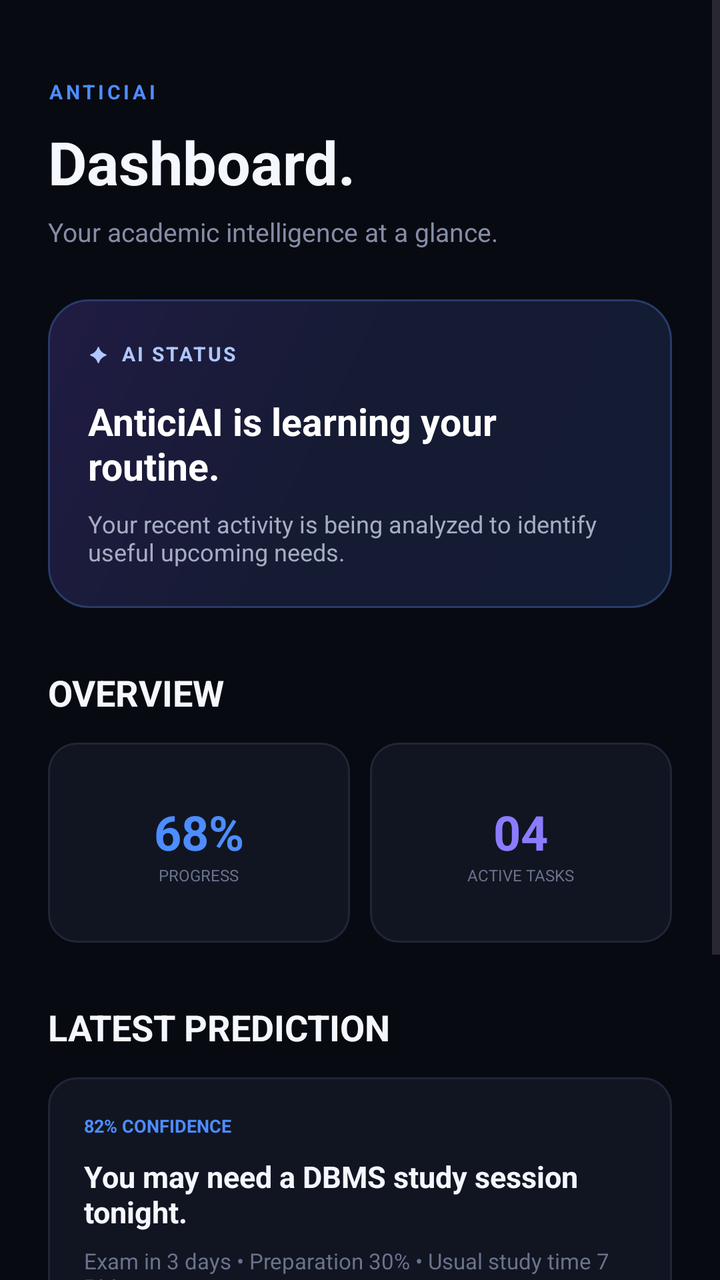
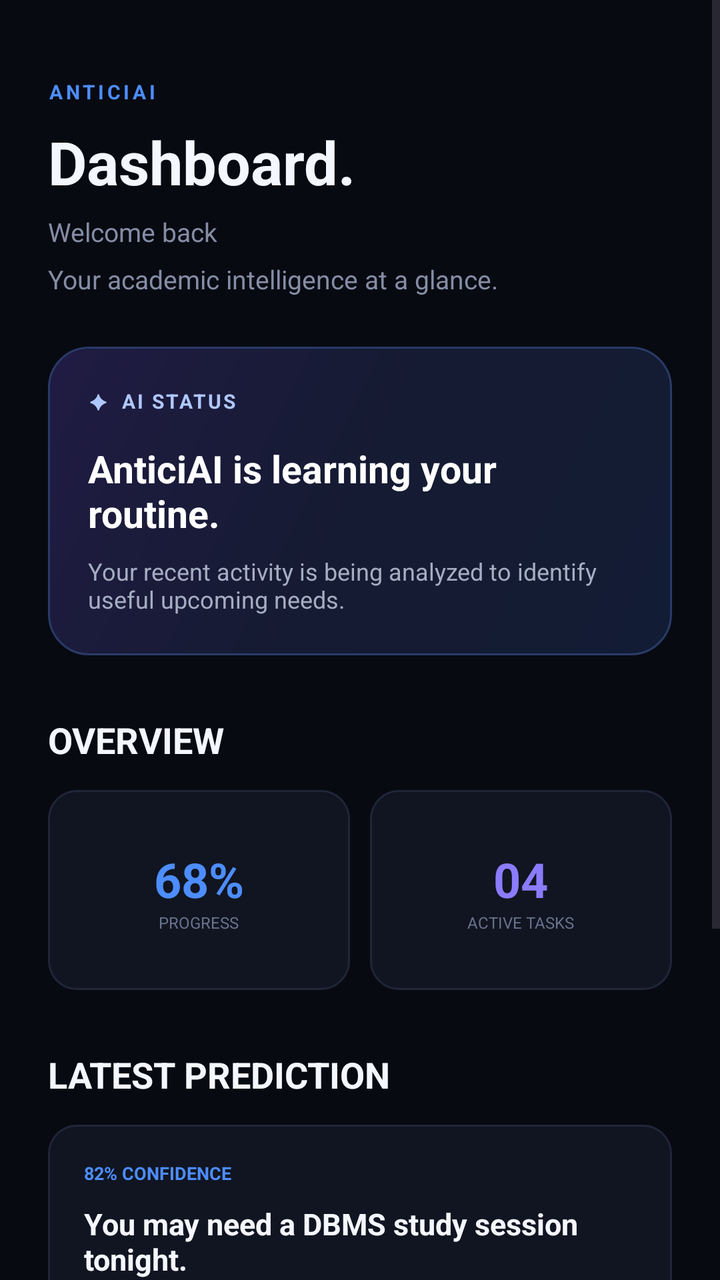

Two renders of the same Android screen: before a commit and after it. Below are the layout's source before the change and the commit's diff.
<!-- AndroidManifest.xml: application theme Theme.AnticiAI -->
<!-- res/layout/fragment_dashboard.xml -->
<?xml version="1.0" encoding="utf-8"?>
<ScrollView
    xmlns:android="http://schemas.android.com/apk/res/android"
    android:layout_width="match_parent"
    android:layout_height="match_parent"
    android:background="#080A12"
    android:fillViewport="true">

    <LinearLayout
        android:layout_width="match_parent"
        android:layout_height="wrap_content"
        android:orientation="vertical"
        android:padding="24dp">

        <TextView
            android:layout_width="wrap_content"
            android:layout_height="wrap_content"
            android:layout_marginTop="15dp"
            android:letterSpacing="0.15"
            android:text="ANTICIAI"
            android:textColor="#4D8DFF"
            android:textSize="10sp"
            android:textStyle="bold" />

        <TextView
            android:layout_width="wrap_content"
            android:layout_height="wrap_content"
            android:layout_marginTop="8dp"
            android:text="Dashboard."
            android:textColor="#F5F7FF"
            android:textSize="30sp"
            android:textStyle="bold" />

        <TextView
            android:layout_width="match_parent"
            android:layout_height="wrap_content"
            android:layout_marginTop="6dp"
            android:text="Your academic intelligence at a glance."
            android:textColor="#858DA5"
            android:textSize="13sp" />


        

        <LinearLayout
            android:layout_width="match_parent"
            android:layout_height="wrap_content"
            android:layout_marginTop="25dp"
            android:background="@drawable/bg_prediction_card"
            android:orientation="vertical"
            android:padding="20dp">

            <TextView
                android:layout_width="wrap_content"
                android:layout_height="wrap_content"
                android:letterSpacing="0.1"
                android:text="✦  AI STATUS"
                android:textColor="#AFC7FF"
                android:textSize="10sp"
                android:textStyle="bold" />

            <TextView
                android:layout_width="match_parent"
                android:layout_height="wrap_content"
                android:layout_marginTop="14dp"
                android:text="AnticiAI is learning your routine."
                android:textColor="#FFFFFF"
                android:textSize="19sp"
                android:textStyle="bold" />

            <TextView
                android:layout_width="match_parent"
                android:layout_height="wrap_content"
                android:layout_marginTop="8dp"
                android:text="Your recent activity is being analyzed to identify useful upcoming needs."
                android:textColor="#A5ADC2"
                android:textSize="12sp" />

        </LinearLayout>


        

        <TextView
            android:layout_width="wrap_content"
            android:layout_height="wrap_content"
            android:layout_marginTop="30dp"
            android:text="OVERVIEW"
            android:textColor="#F5F7FF"
            android:textSize="18sp"
            android:textStyle="bold" />

        <LinearLayout
            android:layout_width="match_parent"
            android:layout_height="100dp"
            android:layout_marginTop="13dp"
            android:orientation="horizontal">

            <LinearLayout
                android:layout_width="0dp"
                android:layout_height="match_parent"
                android:layout_weight="1"
                android:background="@drawable/bg_main_card"
                android:gravity="center"
                android:orientation="vertical">

                <TextView
                    android:layout_width="wrap_content"
                    android:layout_height="wrap_content"
                    android:text="68%"
                    android:textColor="#4D8DFF"
                    android:textSize="24sp"
                    android:textStyle="bold" />

                <TextView
                    android:layout_width="wrap_content"
                    android:layout_height="wrap_content"
                    android:text="PROGRESS"
                    android:textColor="#69738D"
                    android:textSize="8sp" />

            </LinearLayout>

            <Space
                android:layout_width="10dp"
                android:layout_height="1dp" />

            <LinearLayout
                android:layout_width="0dp"
                android:layout_height="match_parent"
                android:layout_weight="1"
                android:background="@drawable/bg_main_card"
                android:gravity="center"
                android:orientation="vertical">

                <TextView
                    android:layout_width="wrap_content"
                    android:layout_height="wrap_content"
                    android:text="04"
                    android:textColor="#8B7CFF"
                    android:textSize="24sp"
                    android:textStyle="bold" />

                <TextView
                    android:layout_width="wrap_content"
                    android:layout_height="wrap_content"
                    android:text="ACTIVE TASKS"
                    android:textColor="#69738D"
                    android:textSize="8sp" />

            </LinearLayout>

        </LinearLayout>


        

        <TextView
            android:layout_width="wrap_content"
            android:layout_height="wrap_content"
            android:layout_marginTop="30dp"
            android:text="LATEST PREDICTION"
            android:textColor="#F5F7FF"
            android:textSize="18sp"
            android:textStyle="bold" />

        <LinearLayout
            android:layout_width="match_parent"
            android:layout_height="wrap_content"
            android:layout_marginTop="13dp"
            android:background="@drawable/bg_main_card"
            android:orientation="vertical"
            android:padding="18dp">

            <TextView
                android:layout_width="wrap_content"
                android:layout_height="wrap_content"
                android:text="82% CONFIDENCE"
                android:textColor="#4D8DFF"
                android:textSize="9sp"
                android:textStyle="bold" />

            <TextView
                android:layout_width="match_parent"
                android:layout_height="wrap_content"
                android:layout_marginTop="9dp"
                android:text="You may need a DBMS study session tonight."
                android:textColor="#F5F7FF"
                android:textSize="15sp"
                android:textStyle="bold" />

            <TextView
                android:layout_width="match_parent"
                android:layout_height="wrap_content"
                android:layout_marginTop="7dp"
                android:text="Exam in 3 days • Preparation 30% • Usual study time 7 PM"
                android:textColor="#69738D"
                android:textSize="11sp" />

        </LinearLayout>


        

        <TextView
            android:layout_width="wrap_content"
            android:layout_height="wrap_content"
            android:layout_marginTop="30dp"
            android:text="TODAY"
            android:textColor="#F5F7FF"
            android:textSize="18sp"
            android:textStyle="bold" />

        <LinearLayout
            android:layout_width="match_parent"
            android:layout_height="wrap_content"
            android:layout_marginTop="13dp"
            android:background="@drawable/bg_main_card"
            android:orientation="vertical"
            android:padding="18dp">

            <TextView
                android:layout_width="wrap_content"
                android:layout_height="wrap_content"
                android:text="10:30 AM  •  Data Structures"
                android:textColor="#F5F7FF"
                android:textSize="14sp"
                android:textStyle="bold" />

            <TextView
                android:layout_width="wrap_content"
                android:layout_height="wrap_content"
                android:layout_marginTop="7dp"
                android:text="02:00 PM  •  Java Programming"
                android:textColor="#69738D"
                android:textSize="11sp" />

            <TextView
                android:layout_width="wrap_content"
                android:layout_height="wrap_content"
                android:layout_marginTop="7dp"
                android:text="07:00 PM  •  Suggested DBMS Study"
                android:textColor="#4D8DFF"
                android:textSize="11sp"
                android:textStyle="bold" />

        </LinearLayout>

    </LinearLayout>

</ScrollView>
<!-- resources referenced by this layout -->
<resources>
  <!-- drawable bg_main_card (drawable) -->
  <?xml version="1.0" encoding="utf-8"?>
  <shape xmlns:android="http://schemas.android.com/apk/res/android">
  
      <solid android:color="#111521"/>
  
      <stroke
          android:width="1dp"
          android:color="#202638"/>
  
      <corners android:radius="14dp"/>
  
  </shape>
  <!-- drawable bg_prediction_card (drawable) -->
  <?xml version="1.0" encoding="utf-8"?>
  <shape xmlns:android="http://schemas.android.com/apk/res/android">
  
      <gradient
          android:angle="135"
          android:startColor="#121C34"
          android:centerColor="#151B32"
          android:endColor="#201B43"/>
  
      <stroke
          android:width="1dp"
          android:color="#293B68"/>
  
      <corners android:radius="20dp"/>
  
  </shape>
  <style name="Theme.AnticiAI" parent="Base.Theme.AnticiAI" />
  <style name="Base.Theme.AnticiAI" parent="Theme.Material3.DayNight.NoActionBar">
          
          
      </style>
</resources>

<!-- the commit's change to res/layout/fragment_dashboard.xml (unified diff, before → after) -->
@@ -23,6 +23,7 @@
             android:textStyle="bold" />
 
         <TextView
+            android:id="@+id/tvDashboardTitle"
             android:layout_width="wrap_content"
             android:layout_height="wrap_content"
             android:layout_marginTop="8dp"
@@ -30,6 +31,15 @@
             android:textColor="#F5F7FF"
             android:textSize="30sp"
             android:textStyle="bold" />
+
+        <TextView
+            android:id="@+id/tvStudentGreeting"
+            android:layout_width="match_parent"
+            android:layout_height="wrap_content"
+            android:layout_marginTop="6dp"
+            android:text="Welcome back"
+            android:textColor="#858DA5"
+            android:textSize="13sp" />
 
         <TextView
             android:layout_width="match_parent"
@@ -39,7 +49,6 @@
             android:textColor="#858DA5"
             android:textSize="13sp" />
 
-
         
 
         <LinearLayout
@@ -77,7 +86,6 @@
                 android:textSize="12sp" />
 
         </LinearLayout>
-
 
         
 
@@ -152,7 +160,6 @@
 
         </LinearLayout>
 
-
         
 
         <TextView
@@ -199,7 +206,6 @@
 
         </LinearLayout>
 
-
         
 
         <TextView
